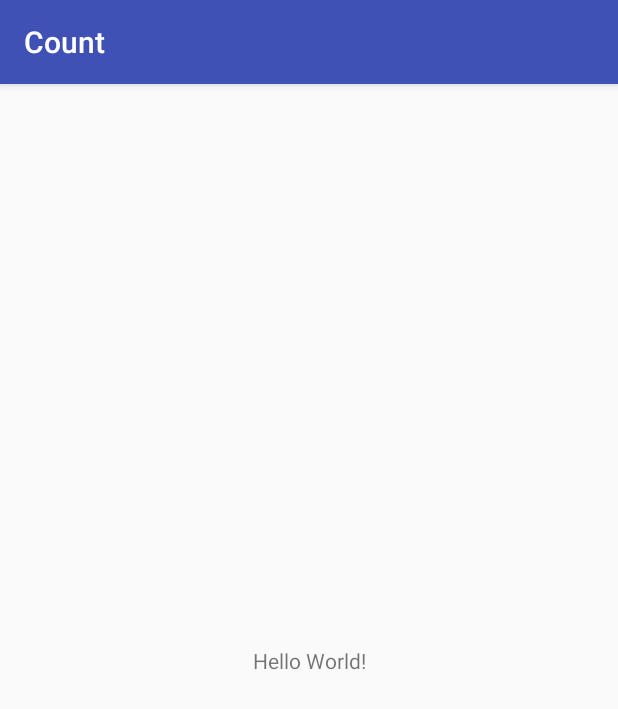
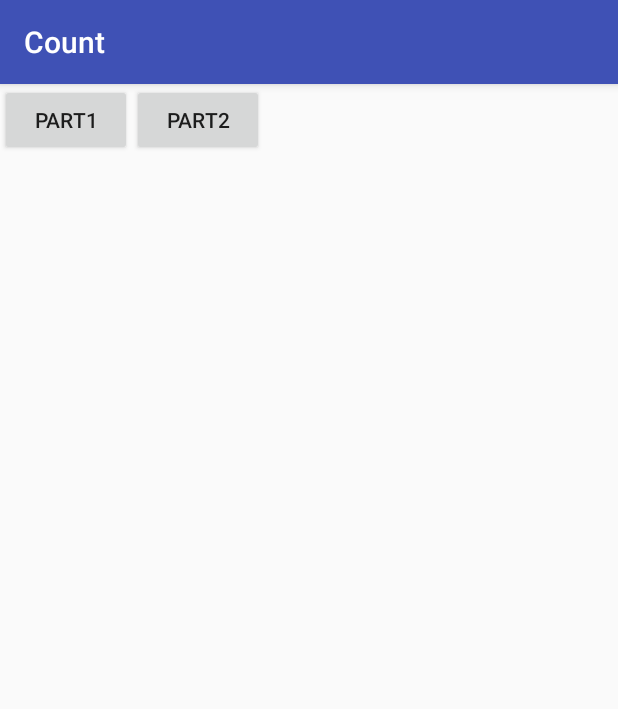
Before and after one commit to UPEAKO/Count, an Android app: the screen it shows after launch (MainActivity), on a phone screen of 412 x 824 dp. Shown: the top 709 px of the screen. Run offline under Robolectric (Android 15) with nearby library versions, the phone set to English and light mode, and no system bars.

Commit message:
finish count part of Part1

```diff
--- a/Count/app/build.gradle
+++ b/Count/app/build.gradle
@@ -22,6 +22,7 @@ dependencies {
     implementation fileTree(dir: 'libs', include: ['*.jar'])
     implementation 'com.android.support:appcompat-v7:27.1.1'
     implementation 'com.android.support.constraint:constraint-layout:1.1.0'
+    implementation 'com.android.support:recyclerview-v7:27.1.1'
     testImplementation 'junit:junit:4.12'
     androidTestImplementation 'com.android.support.test:runner:1.0.2'
     androidTestImplementation 'com.android.support.test.espresso:espresso-core:3.0.2'
--- a/Count/app/src/main/AndroidManifest.xml
+++ b/Count/app/src/main/AndroidManifest.xml
@@ -16,6 +16,7 @@
                 <category android:name="android.intent.category.LAUNCHER" />
             </intent-filter>
         </activity>
+        <activity android:name=".part1.Count1"></activity>
     </application>
 
 </manifest>
--- a/Count/app/src/main/java/com/example/ubd/count/MainActivity.java
+++ b/Count/app/src/main/java/com/example/ubd/count/MainActivity.java
@@ -1,7 +1,12 @@
 package com.example.ubd.count;
 
+import android.content.Intent;
 import android.support.v7.app.AppCompatActivity;
 import android.os.Bundle;
+import android.view.View;
+import android.widget.Button;
+
+import com.example.ubd.count.part1.Count1;
 
 public class MainActivity extends AppCompatActivity {
 
@@ -9,5 +14,15 @@ public class MainActivity extends AppCompatActivity {
     protected void onCreate(Bundle savedInstanceState) {
         super.onCreate(savedInstanceState);
         setContentView(R.layout.activity_main);
+        //启动不同的部分
+        Button button1 = findViewById(R.id.activityPart1);
+        //Button button2 = findViewById(R.id.activityPart2);
+        button1.setOnClickListener(new View.OnClickListener() {
+            @Override
+            public void onClick(View v) {
+                Intent intent = new Intent(MainActivity.this,Count1.class);
+                startActivity(intent);
+            }
+        });
     }
 }
--- a/Count/app/src/main/res/layout/activity_main.xml
+++ b/Count/app/src/main/res/layout/activity_main.xml
@@ -1,18 +1,21 @@
 <?xml version="1.0" encoding="utf-8"?>
-<android.support.constraint.ConstraintLayout xmlns:android="http://schemas.android.com/apk/res/android"
-    xmlns:app="http://schemas.android.com/apk/res-auto"
-    xmlns:tools="http://schemas.android.com/tools"
+<RelativeLayout xmlns:android="http://schemas.android.com/apk/res/android"
     android:layout_width="match_parent"
-    android:layout_height="match_parent"
-    tools:context=".MainActivity">
+    android:layout_height="match_parent">
 
-    <TextView
-        android:layout_width="wrap_content"
-        android:layout_height="wrap_content"
-        android:text="Hello World!"
-        app:layout_constraintBottom_toBottomOf="parent"
-        app:layout_constraintLeft_toLeftOf="parent"
-        app:layout_constraintRight_toRightOf="parent"
-        app:layout_constraintTop_toTopOf="parent" />
+    <LinearLayout
+        android:layout_width="match_parent"
+        android:layout_height="wrap_content">
+        <Button
+            android:id="@+id/activityPart1"
+            android:text="@string/activityPart1"
+            android:layout_width="wrap_content"
+            android:layout_height="wrap_content" />
+        <Button
+            android:id="@+id/activityPart2"
+            android:text="@string/activityPart2"
+            android:layout_width="wrap_content"
+            android:layout_height="wrap_content" />
+    </LinearLayout>
 
-</android.support.constraint.ConstraintLayout>
+</RelativeLayout>
--- a/Count/app/src/main/res/values/strings.xml
+++ b/Count/app/src/main/res/values/strings.xml
@@ -1,3 +1,7 @@
 <resources>
     <string name="app_name">Count</string>
+    <string name="activityPart1">part1</string>
+    <string name="activityPart2">part2</string>
+    <string name="P1_B1">add</string>
+    <string name="P1_B2">step</string>
 </resources>
```
Also changed, not shown: Count/app/src/main/java/com/example/ubd/count/part1/Count1.java (added, +55 -0 lines), Count/app/src/main/java/com/example/ubd/count/part1/P1_Tool.java (added, +130 -0 lines), Count/app/src/main/res/layout/activity_count1.xml (added, +65 -0 lines).
